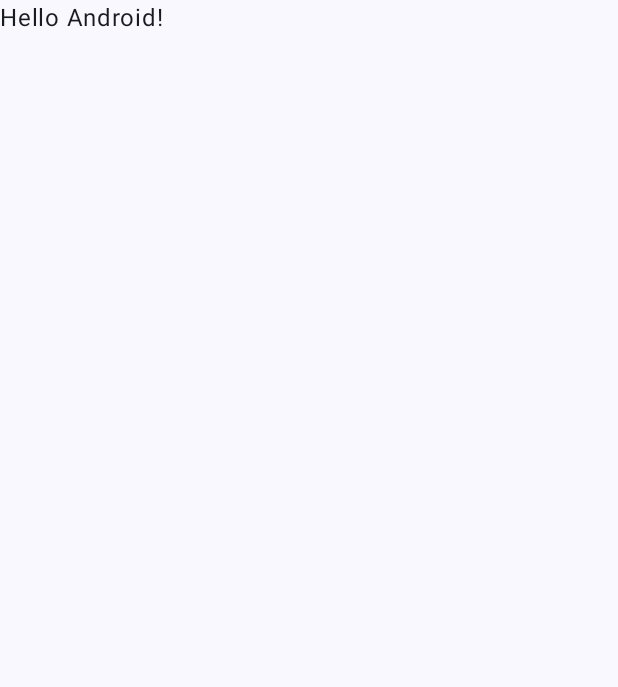
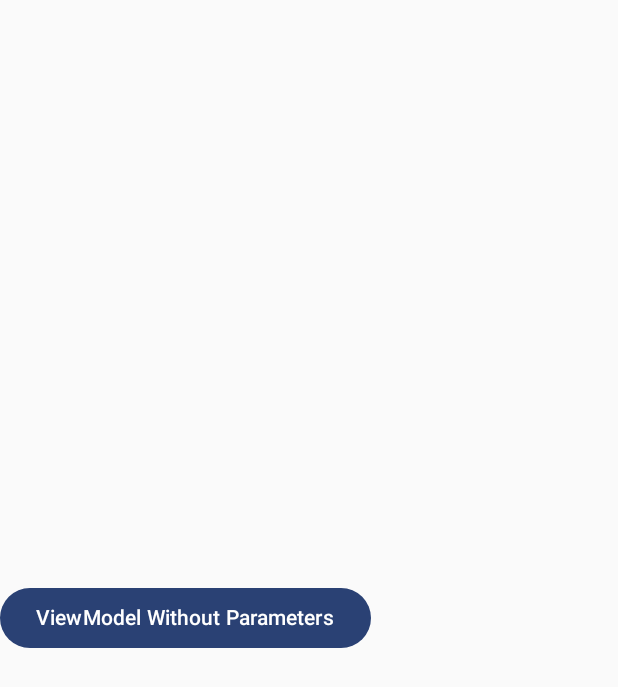
Before and after one commit to ricardomachorro/PracticasPropias, an Android app built with Jetpack Compose: the screen it shows after launch (MainActivity), on a phone screen of 412 x 824 dp. Before the commit the part shown is almost empty. Shown: the top 687 px of the screen. Run offline under Robolectric (Android 15) with nearby library versions, the phone set to English and light mode, and no system bars.

Commit message:
Proyecto para repaso de viewModel

```diff
--- a/Tecnologias/Kotlin/ViewModelPractiaProyecto/ViewModelPracticaProyecto/app/build.gradle.kts
+++ b/Tecnologias/Kotlin/ViewModelPractiaProyecto/ViewModelPracticaProyecto/app/build.gradle.kts
@@ -56,4 +56,10 @@ dependencies {
     androidTestImplementation(libs.androidx.ui.test.junit4)
     debugImplementation(libs.androidx.ui.tooling)
     debugImplementation(libs.androidx.ui.test.manifest)
+
+
+    /*Compose Navigation*/
+    implementation("androidx.navigation:navigation-compose:2.6.0")
+
+
 }
--- a/Tecnologias/Kotlin/ViewModelPractiaProyecto/ViewModelPracticaProyecto/app/src/main/java/com/example/viewmodelpracticaproyecto/MainActivity.kt
+++ b/Tecnologias/Kotlin/ViewModelPractiaProyecto/ViewModelPracticaProyecto/app/src/main/java/com/example/viewmodelpracticaproyecto/MainActivity.kt
@@ -11,6 +11,7 @@ import androidx.compose.material3.Text
 import androidx.compose.runtime.Composable
 import androidx.compose.ui.Modifier
 import androidx.compose.ui.tooling.preview.Preview
+import com.example.viewmodelpracticaproyecto.navigation.Navigation_Stack
 import com.example.viewmodelpracticaproyecto.ui.theme.ViewModelPracticaProyectoTheme
 
 class MainActivity : ComponentActivity() {
@@ -19,29 +20,10 @@ class MainActivity : ComponentActivity() {
         enableEdgeToEdge()
         setContent {
             ViewModelPracticaProyectoTheme {
-                Scaffold(modifier = Modifier.fillMaxSize()) { innerPadding ->
-                    Greeting(
-                        name = "Android",
-                        modifier = Modifier.padding(innerPadding)
-                    )
-                }
+
+                Navigation_Stack()
+
             }
         }
     }
 }
-
-@Composable
-fun Greeting(name: String, modifier: Modifier = Modifier) {
-    Text(
-        text = "Hello $name!",
-        modifier = modifier
-    )
-}
-
-@Preview(showBackground = true)
-@Composable
-fun GreetingPreview() {
-    ViewModelPracticaProyectoTheme {
-        Greeting("Android")
-    }
-}
--- /dev/null
+++ b/Tecnologias/Kotlin/ViewModelPractiaProyecto/ViewModelPracticaProyecto/app/src/main/java/com/example/viewmodelpracticaproyecto/navigation/NavigationStack.kt
@@ -0,0 +1,25 @@
+package com.example.viewmodelpracticaproyecto.navigation
+
+import androidx.compose.runtime.Composable
+import androidx.navigation.compose.NavHost
+import androidx.navigation.compose.composable
+import androidx.navigation.compose.rememberNavController
+import com.example.viewmodelpracticaproyecto.views.*
+
+
+@Composable
+fun Navigation_Stack(){
+
+
+      val navController = rememberNavController()
+
+      NavHost(navController = navController, startDestination = Screen.Home.route){
+          composable(route=Screen.Home.route){
+              HomeScreen(navController)
+          }
+          composable(route = Screen.ViewModelWithoutParameters.route){
+              ViewModelWithoutParameters(navController)
+          }
+      }
+
+}
--- /dev/null
+++ b/Tecnologias/Kotlin/ViewModelPractiaProyecto/ViewModelPracticaProyecto/app/src/main/java/com/example/viewmodelpracticaproyecto/navigation/Screen.kt
@@ -0,0 +1,7 @@
+package com.example.viewmodelpracticaproyecto.navigation
+
+sealed class Screen(val route: String) {
+
+    object Home: Screen("home_page")
+    object ViewModelWithoutParameters: Screen("viewModel_without_parameters")
+}
--- /dev/null
+++ b/Tecnologias/Kotlin/ViewModelPractiaProyecto/ViewModelPracticaProyecto/app/src/main/java/com/example/viewmodelpracticaproyecto/views/HomeScreen.kt
@@ -0,0 +1,43 @@
+package com.example.viewmodelpracticaproyecto.views
+
+import androidx.compose.foundation.layout.Arrangement
+import androidx.compose.foundation.layout.Box
+import androidx.compose.foundation.layout.Column
+import androidx.compose.foundation.layout.Row
+import androidx.compose.foundation.layout.fillMaxSize
+import androidx.compose.material3.Button
+import androidx.compose.material3.Text
+import androidx.compose.runtime.Composable
+import androidx.compose.runtime.getValue
+import androidx.compose.runtime.mutableStateOf
+import androidx.compose.runtime.remember
+import androidx.compose.ui.Alignment
+import androidx.compose.ui.Modifier
+import androidx.navigation.NavController
+import com.example.viewmodelpracticaproyecto.navigation.Screen
+
+
+@Composable
+fun HomeScreen(navController: NavController) {
+
+    val text by remember{mutableStateOf("")}
+
+    Box(
+        modifier =  Modifier.fillMaxSize()
+    ){
+        Row(
+            modifier = Modifier.fillMaxSize(),
+            verticalAlignment = Alignment.CenterVertically,
+        ) {
+            Button(
+                onClick = {
+                    navController.navigate(Screen.ViewModelWithoutParameters.route)
+                }
+            ){
+                 Text("ViewModel Without Parameters")
+            }
+
+        }
+    }
+
+}
```
Also changed, not shown: Tecnologias/Kotlin/ViewModelPractiaProyecto/ViewModelPracticaProyecto/app/src/main/java/com/example/viewmodelpracticaproyecto/views/WithoutParametersViewModel.kt (added, +56 -0 lines).
